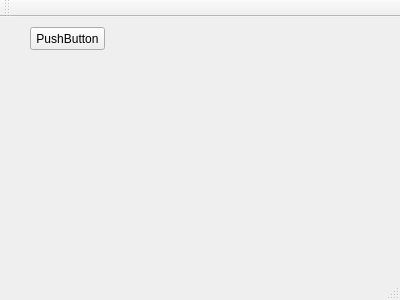
Old version of the form mainwindow.ui in the repository DarkWervolf/Midi.
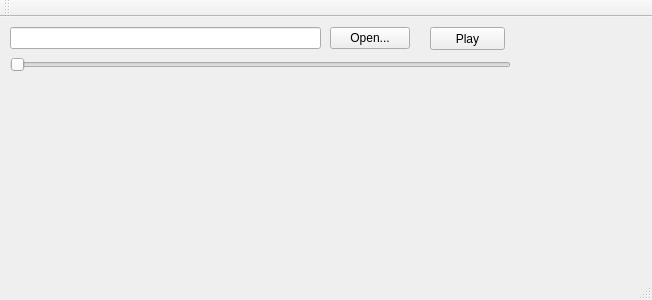
New version of the form.

Commit message: MidiPlayer class added

```diff
--- a/mainwindow.ui
+++ b/mainwindow.ui
@@ -6,7 +6,7 @@
    <rect>
     <x>0</x>
     <y>0</y>
-    <width>400</width>
+    <width>652</width>
     <height>300</height>
    </rect>
   </property>
@@ -17,14 +17,53 @@
    <widget class="QPushButton" name="pushButton">
     <property name="geometry">
      <rect>
-      <x>30</x>
+      <x>430</x>
       <y>10</y>
       <width>75</width>
       <height>23</height>
      </rect>
     </property>
     <property name="text">
-     <string>PushButton</string>
+     <string>Play</string>
+    </property>
+   </widget>
+   <widget class="QLineEdit" name="filenameEdit">
+    <property name="geometry">
+     <rect>
+      <x>10</x>
+      <y>10</y>
+      <width>311</width>
+      <height>22</height>
+     </rect>
+    </property>
+    <property name="readOnly">
+     <bool>true</bool>
+    </property>
+   </widget>
+   <widget class="QPushButton" name="openButton">
+    <property name="geometry">
+     <rect>
+      <x>330</x>
+      <y>10</y>
+      <width>80</width>
+      <height>22</height>
+     </rect>
+    </property>
+    <property name="text">
+     <string>Open...</string>
+    </property>
+   </widget>
+   <widget class="QSlider" name="fileSlider">
+    <property name="geometry">
+     <rect>
+      <x>10</x>
+      <y>40</y>
+      <width>501</width>
+      <height>16</height>
+     </rect>
+    </property>
+    <property name="orientation">
+     <enum>Qt::Horizontal</enum>
     </property>
    </widget>
   </widget>
```
Left out of the diff: 6 changed lines with no effect on the pictures. The commit also changes 33 other files.
